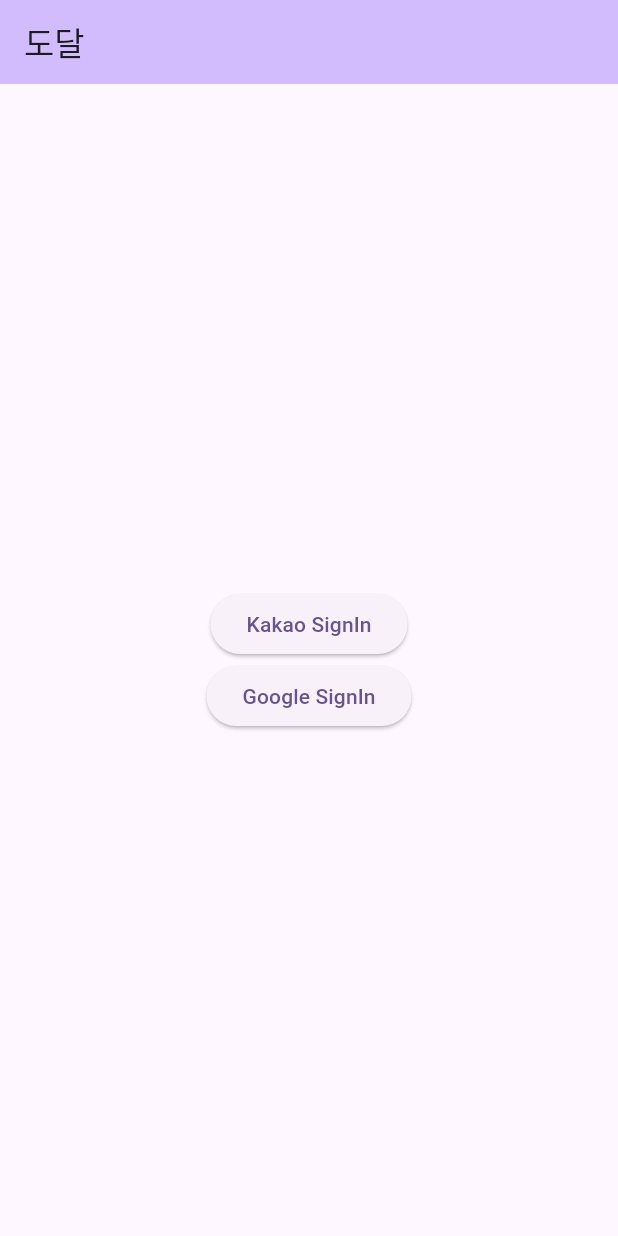
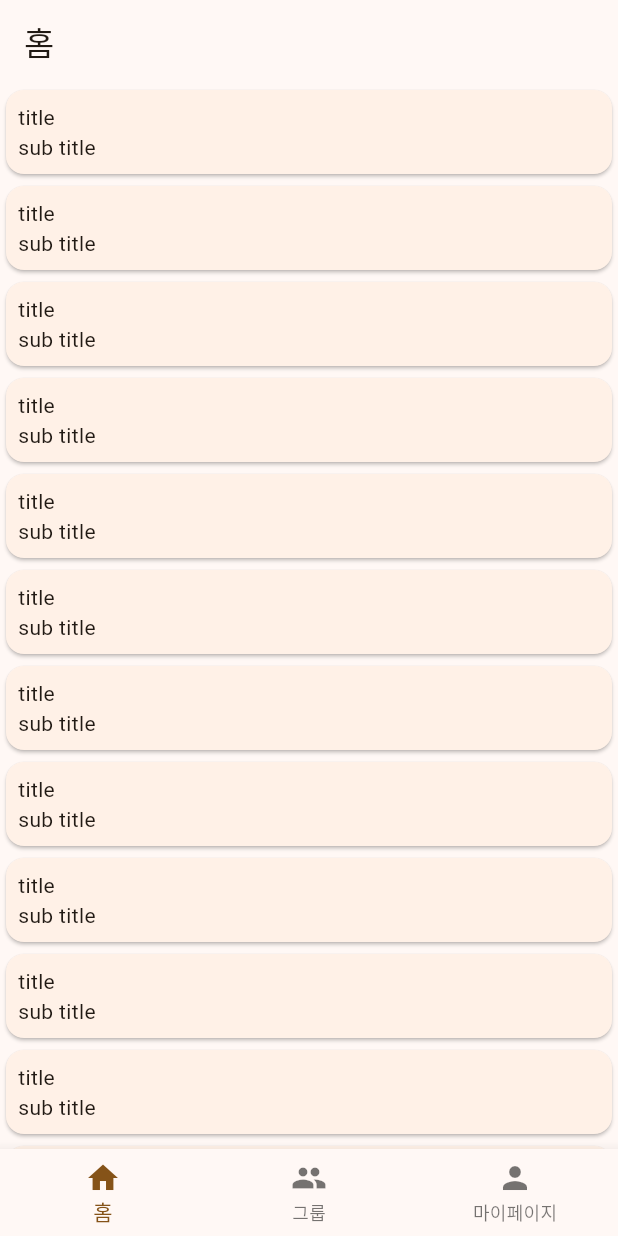
Before and after one commit to team-dodal/dodal_app, a Flutter app: the screen it shows after launch, on a phone screen of 412 x 824 dp. Run offline on Flutter 3.47's test engine with Material 2 defaults, Android fonts, the light colour scheme and no system bars; our stand-ins replace dio, firebase_core, flutter_dotenv, google_sign_in, sign_in_with_apple; missing offline and left inert: kakao_flutter_sdk_user; accounts and stored records are empty.

Commit message:
기본 페이지 템플릿 구현

```diff
--- a/lib/main.dart
+++ b/lib/main.dart
@@ -1,4 +1,4 @@
-import 'package:dodal_app/screens/home_screen.dart';
+import 'package:dodal_app/screens/main_route/main.dart';
 import 'package:flutter/material.dart';
 import 'package:dodal_app/theme/theme_data.dart';
 import 'package:flutter_dotenv/flutter_dotenv.dart';
@@ -21,7 +21,7 @@
     return MaterialApp(
       title: 'Flutter Demo',
       theme: lightTheme,
-      home: const HomeScreen(),
+      home: const MainRoute(),
     );
   }
 }
--- /dev/null
+++ b/lib/screens/main_route/home_screen.dart
@@ -0,0 +1,18 @@
+import 'package:dodal_app/widgets/common/team_card.dart';
+import 'package:flutter/material.dart';
+
+final _list = List.filled(20, 0);
+
+class HomeScreen extends StatelessWidget {
+  const HomeScreen({super.key});
+
+  @override
+  Widget build(BuildContext context) {
+    return ListView.builder(
+      itemCount: _list.length,
+      itemBuilder: (context, index) {
+        return const TeamCard();
+      },
+    );
+  }
+}
--- /dev/null
+++ b/lib/screens/main_route/main.dart
@@ -0,0 +1,89 @@
+import 'package:animations/animations.dart';
+import 'package:dodal_app/screens/main_route/home_screen.dart';
+import 'package:dodal_app/screens/main_route/mypage_screen.dart';
+import 'package:dodal_app/screens/settings/main.dart';
+import 'package:flutter/material.dart';
+
+import '../../model/navigation_route.dart';
+import 'group_screen.dart';
+
+final List<NavigationRoute> _routes = [
+  NavigationRoute(
+    name: '홈',
+    icon: const Icon(Icons.home),
+    screen: const HomeScreen(),
+  ),
+  NavigationRoute(
+    name: '그룹',
+    screen: const GroupScreen(),
+    icon: const Icon(Icons.group),
+  ),
+  NavigationRoute(
+    name: '마이페이지',
+    icon: const Icon(Icons.person),
+    screen: const MyPageScreen(),
+  ),
+];
+
+class MainRoute extends StatefulWidget {
+  const MainRoute({super.key});
+
+  @override
+  State<MainRoute> createState() => _MainRouteState();
+}
+
+class _MainRouteState extends State<MainRoute> {
+  final PageController _pageController = PageController();
+  int _currentIndex = 0;
+
+  void _routeSettingsScreen() {
+    Navigator.of(context)
+        .push(MaterialPageRoute(builder: (BuildContext context) {
+      return const SettingScreen();
+    }));
+  }
+
+  @override
+  void dispose() {
+    _pageController.dispose();
+    super.dispose();
+  }
+
+  @override
+  Widget build(BuildContext context) {
+    return Scaffold(
+      appBar: AppBar(
+        title: Text(_routes.map((route) => route.name).toList()[_currentIndex]),
+        actions: [
+          if (_currentIndex == 2)
+            IconButton(
+              onPressed: _routeSettingsScreen,
+              icon: const Icon(Icons.settings),
+            )
+        ],
+      ),
+      body: PageTransitionSwitcher(
+        transitionBuilder: (child, animation, secondaryAnimation) {
+          return FadeThroughTransition(
+            animation: animation,
+            secondaryAnimation: secondaryAnimation,
+            child: child,
+          );
+        },
+        child: _routes.map((route) => route.screen).toList()[_currentIndex],
+      ),
+      bottomNavigationBar: BottomNavigationBar(
+        items: _routes
+            .map((route) =>
+                BottomNavigationBarItem(icon: route.icon!, label: route.name))
+            .toList(),
+        onTap: (value) {
+          setState(() {
+            _currentIndex = value;
+          });
+        },
+        currentIndex: _currentIndex,
+      ),
+    );
+  }
+}
--- a/lib/theme/theme_data.dart
+++ b/lib/theme/theme_data.dart
@@ -1,6 +1,6 @@
 import 'package:flutter/material.dart';
 
 ThemeData lightTheme = ThemeData(
-  colorScheme: ColorScheme.fromSeed(seedColor: Colors.deepPurple),
+  colorScheme: ColorScheme.fromSeed(seedColor: Colors.orange),
   useMaterial3: true,
 );
--- /dev/null
+++ b/lib/widgets/common/team_card.dart
@@ -0,0 +1,29 @@
+import 'package:dodal_app/screens/group_route/main.dart';
+import 'package:flutter/material.dart';
+
+class TeamCard extends StatelessWidget {
+  const TeamCard({super.key});
+
+  @override
+  Widget build(BuildContext context) {
+    return InkWell(
+      onTap: () {
+        Navigator.of(context)
+            .push(MaterialPageRoute(builder: (BuildContext context) {
+          return const GroupRoute();
+        }));
+      },
+      child: const Card(
+        child: Padding(
+          padding: EdgeInsets.all(8),
+          child: Column(
+            children: [
+              Row(children: [Text('title')]),
+              Row(children: [Text('sub title')]),
+            ],
+          ),
+        ),
+      ),
+    );
+  }
+}
--- a/pubspec.yaml
+++ b/pubspec.yaml
@@ -40,6 +40,7 @@
   google_sign_in: ^6.1.4
   sign_in_with_apple: ^4.3.0
   dio: ^5.2.1+1
+  animations: ^2.0.7
 
 dev_dependencies:
   flutter_test:
```
Also changed, not shown: lib/model/navigation_route.dart (added, +12 -0 lines), lib/screens/group_route/chat_screen.dart (added, +12 -0 lines), lib/screens/group_route/home_feed_screen.dart (added, +12 -0 lines), lib/screens/group_route/main.dart (added, +66 -0 lines), lib/screens/group_route/ranking_screen.dart (added, +12 -0 lines), lib/screens/main_route/group_screen.dart (added, +12 -0 lines), lib/screens/main_route/mypage_screen.dart (added, +12 -0 lines), lib/screens/settings/main.dart (added, +14 -0 lines), lib/screens/sign_in/main.dart (renamed from lib/screens/home_screen.dart, +4 -3 lines), lib/screens/sign_up/main.dart (added), pubspec.lock.
